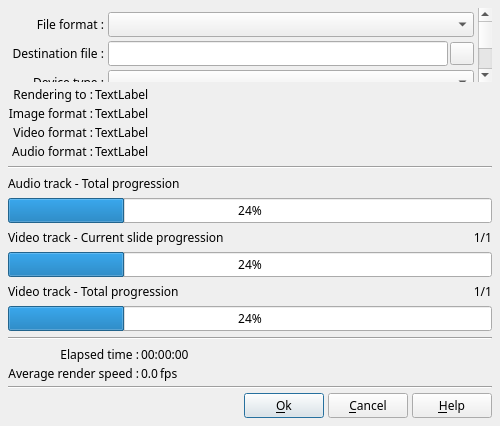
Qt form DlgRenderVideo.ui (boenki/ffdiaporama) before a commit.
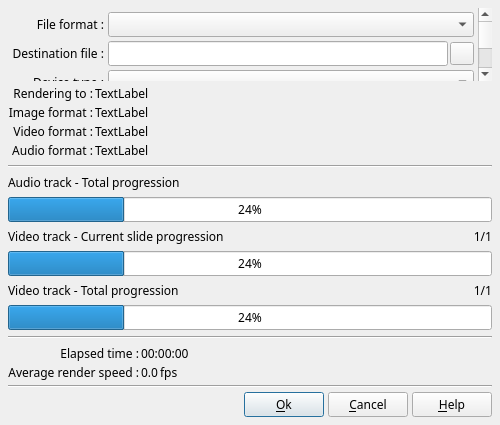
The same form after that commit. Icons and pictures are not drawn.

Diff of the .ui file:
```diff
--- a/DlgRenderVideo.ui
+++ b/DlgRenderVideo.ui
@@ -7,7 +7,7 @@
     <x>0</x>
     <y>0</y>
     <width>500</width>
-    <height>426</height>
+    <height>425</height>
    </rect>
   </property>
   <property name="minimumSize">
@@ -46,7 +46,7 @@
         <x>0</x>
         <y>0</y>
         <width>467</width>
-        <height>392</height>
+        <height>336</height>
        </rect>
       </property>
       <layout class="QGridLayout" name="gridLayout_2">
@@ -389,7 +389,7 @@
          </property>
         </widget>
        </item>
-       <item row="19" column="1">
+       <item row="18" column="1">
         <spacer name="verticalSpacer_2">
          <property name="orientation">
           <enum>Qt::Vertical</enum>
```
Left out of the diff: 21 changed lines with no effect on the pictures.
